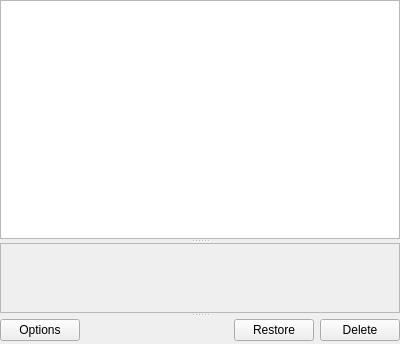
Old version of the form manuskript/ui/revisions_ui.ui in the repository olivierkes/manuskript.
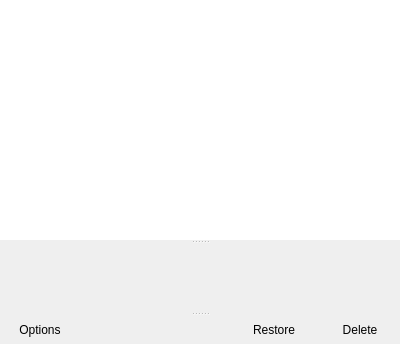
New version of the form. Icons and pictures are not drawn.

```diff
--- a/manuskript/ui/revisions_ui.ui
+++ b/manuskript/ui/revisions_ui.ui
@@ -29,8 +29,14 @@
         <verstretch>0</verstretch>
        </sizepolicy>
       </property>
+      <property name="frameShape">
+       <enum>QFrame::NoFrame</enum>
+      </property>
      </widget>
      <widget class="QScrollArea" name="scrollArea">
+      <property name="frameShape">
+       <enum>QFrame::NoFrame</enum>
+      </property>
       <property name="widgetResizable">
        <bool>true</bool>
       </property>
@@ -39,11 +45,26 @@
         <rect>
          <x>0</x>
          <y>0</y>
-         <width>394</width>
-         <height>70</height>
+         <width>400</width>
+         <height>68</height>
         </rect>
        </property>
        <layout class="QVBoxLayout" name="verticalLayout">
+        <property name="spacing">
+         <number>0</number>
+        </property>
+        <property name="leftMargin">
+         <number>0</number>
+        </property>
+        <property name="topMargin">
+         <number>0</number>
+        </property>
+        <property name="rightMargin">
+         <number>0</number>
+        </property>
+        <property name="bottomMargin">
+         <number>0</number>
+        </property>
         <item>
          <widget class="QLabel" name="view">
           <property name="sizePolicy">
@@ -77,7 +98,12 @@
           <string>Options</string>
          </property>
          <property name="icon">
-          <iconset theme="preferences-system-symbolic"/>
+          <iconset theme="preferences-system-symbolic">
+           <normaloff/>
+          </iconset>
+         </property>
+         <property name="flat">
+          <bool>true</bool>
          </property>
         </widget>
        </item>
@@ -100,7 +126,12 @@
           <string>Restore</string>
          </property>
          <property name="icon">
-          <iconset theme="redo"/>
+          <iconset theme="redo">
+           <normaloff/>
+          </iconset>
+         </property>
+         <property name="flat">
+          <bool>true</bool>
          </property>
         </widget>
        </item>
@@ -110,7 +141,12 @@
           <string>Delete</string>
          </property>
          <property name="icon">
-          <iconset theme="edit-delete"/>
+          <iconset theme="edit-delete">
+           <normaloff/>
+          </iconset>
+         </property>
+         <property name="flat">
+          <bool>true</bool>
          </property>
         </widget>
        </item>
```
Left out of the diff: 11 changed lines with no effect on the pictures.
